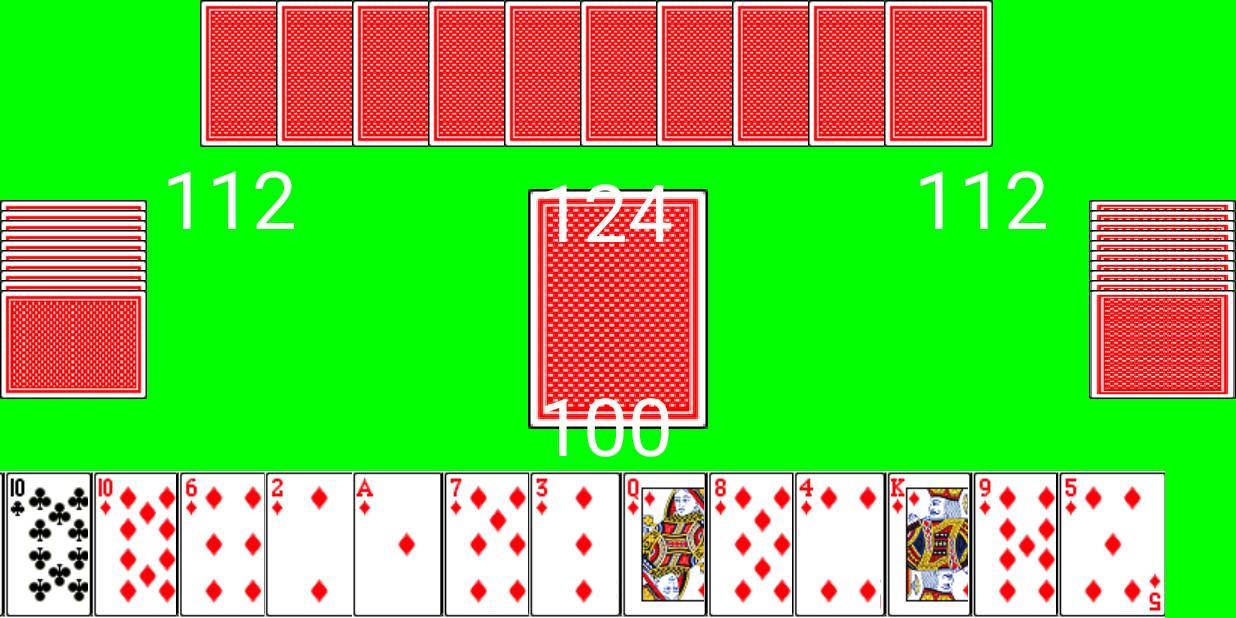
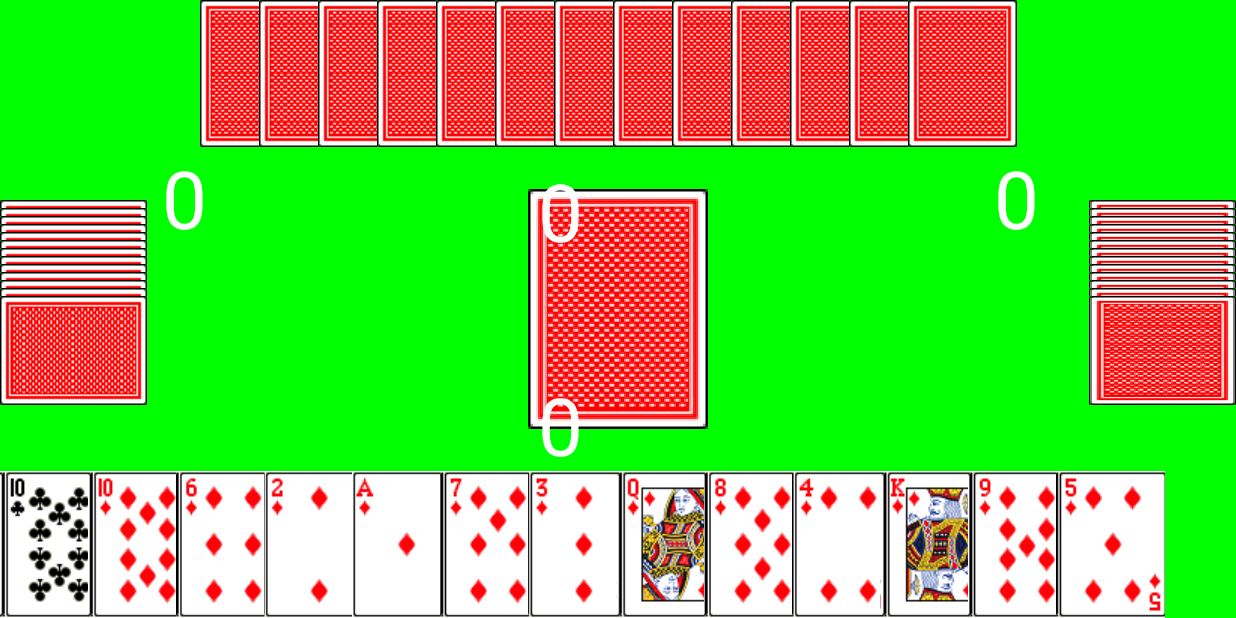
Before and after one commit to janicejl/SimCards, an Android app: the screen it shows after launch (MainActivity), on a phone screen of 824 x 412 dp (held sideways). Run offline under Robolectric (Android 15) with nearby library versions, the light colour scheme and no system bars.

Commit message:
Almost done with hunger games game thing

```diff
--- a/app/src/main/java/com/example/games/Cardacopia.java
+++ b/app/src/main/java/com/example/games/Cardacopia.java
@@ -47,6 +47,7 @@ public class Cardacopia extends Game {
         while (nextPlayer != activePlayer){
             scoreArr[count] = nextPlayer.getPoints();
             nextPlayer = nextPlayer();
+            count++;
         }
 
         return scoreArr;
@@ -56,8 +57,9 @@ public class Cardacopia extends Game {
         Player nextPlayer = nextPlayer();
         int count = 0;
         while (nextPlayer != activePlayer){
-           countArr[count] = nextPlayer.getCards().size();
-           nextPlayer = nextPlayer();
+            countArr[count] = nextPlayer.getCards().size();
+            nextPlayer = nextPlayer();
+            count++;
         }
 
         return countArr;
@@ -70,11 +72,14 @@ public class Cardacopia extends Game {
 
     public boolean hasValidMove() {
         for (Card c : activePlayer.getCards()) {
+            if (!activePlayer.getStatus()) {
+                return false;
+            }
             if (isValidMove(c)) {
                 return true;
             }
         }
-
+        activePlayer.setStatus(false);
         return false;
     }
 
--- a/app/src/main/java/com/example/simcards/Game.java
+++ b/app/src/main/java/com/example/simcards/Game.java
@@ -105,6 +105,9 @@ public abstract class Game {
      * called.
      */
     public Player nextPlayer() {
+        if (hasWon()) {
+            return null;
+        }
         if (!iterator.hasNext()) {
             iterator = players.iterator();
         }
--- a/app/src/main/java/com/example/simcards/GameView.java
+++ b/app/src/main/java/com/example/simcards/GameView.java
@@ -1,5 +1,6 @@
 package com.example.simcards;
 
+import android.app.Activity;
 import android.content.Context;
 import android.graphics.Bitmap;
 import android.graphics.BitmapFactory;
@@ -18,6 +19,7 @@ import android.view.View;
 import android.widget.Button;
 import android.widget.LinearLayout;
 import android.widget.PopupWindow;
+import android.widget.TextView;
 import android.widget.Toast;
 
 import com.example.games.Cardacopia;
@@ -28,6 +30,7 @@ import java.util.List;
 public class GameView extends View {
     private final static int CHOOSE_PLAYER_CARD = 1;
     private final static int WAIT_FOR_NEXT_PLAYER = 2;
+    private final static int END_STATE = -1;
     private final static boolean DISPLAY_OTHER_SCORES = true;
 
     private final static int BACKGROUND_COLOR = Color.GREEN;
@@ -43,8 +46,17 @@ public class GameView extends View {
     private final static int POPUP_WIDTH = 250;
     private final static int POPUP_BUTTON_BUFFER = 10;
     private final static int POPUP_BACKGROUND_COLOR = Color.argb(255, 128, 128, 128);
+    private final static int WIN_POPUP_WIDTH = 400;
+    private final static int WIN_POPUP_HEIGHT = 200;
     private final static int TEXT_BUFFER = 15;
     private final static float[] POPUP_OUTER_RECT = new float[] {5, 5, 5, 5, 5, 5, 5, 5};
+    private final static int[] PLAYER_COLORS = new int[] {Color.BLUE, Color.GREEN, Color.RED,
+            Color.BLACK};
+    private final static String LOSER_POPUP_MSG = "You lost, I am sorry :(";
+    private final static String NEXT_PLAYER_POPUP_MSG = "Next player please!!!";
+    private final static String WINNING_STRING = "Congrats for winning!!";
+    private final static String PROCEED_MENU_STRING = "Proceed to menu";
+    private final static long WIN_DELAY = 2000;
 
     private Cardacopia mCurrentGame;
     private Rect mCenterRect;
@@ -63,13 +75,23 @@ public class GameView extends View {
     private int mCurrentPlayerScore;
     private int mCurrentState;
     private PopupWindow mPopupWindow;
+    private Card mTopCard;
 
 	public GameView(Context context) {
 		super(context);
+        // Must load assets first to set card length and height
+        loadAssets();
+
+        setViewVariables();
+
+        setGameVariables();
+	}
+
+    private void setViewVariables() {
         int uiOptions = View.SYSTEM_UI_FLAG_HIDE_NAVIGATION
                 | View.SYSTEM_UI_FLAG_FULLSCREEN;
         setSystemUiVisibility(uiOptions);
-        loadAssets();
+
         this.setOnTouchListener(new MyTouchListener());
         mScreenWidth = MainActivity.SCREEN_WIDTH;
         mScreenHeight = MainActivity.SCREEN_HEIGHT;
@@ -78,9 +100,11 @@ public class GameView extends View {
                 (mScreenWidth / 2) + (DECK_WIDTH / 2),
                 (mScreenHeight / 2) + (DECK_HEIGHT / 2));
 
+        mPopupWindow = createPopupWindow(NEXT_PLAYER_POPUP_MSG, true);
+    }
+
+    private void setGameVariables() {
         mCurrentState = CHOOSE_PLAYER_CARD;
-
-        mPopupWindow = createPopupWindow();
 
         List<Player> players = new ArrayList<Player>();
         for (int i = 0 ; i < 4 ; i++) {
@@ -89,29 +113,36 @@ public class GameView extends View {
         mCurrentGame = new Cardacopia(players, new Deck(), Game.DEAL_ALL_CARDS);
         mCurrentGame.deal();
 
+        mTopCard = null;
+
         mCurrentPlayer = mCurrentGame.getActivePlayer();
 
-        mLeftPlayerCardCount = 10;
-        mTopPlayerCardCount = 10;
-        mRightPlayerCardCount = 10;
+        int[] cardCounts = mCurrentGame.getCardNumberArray();
+        int[] scores = mCurrentGame.getScoreArray();
 
-        mLeftPlayerScore = 112;
-        mRightPlayerScore = 112;
-        mTopPlayerScore = 124;
-        mCurrentPlayerScore = 100;
+        mLeftPlayerCardCount = cardCounts[0];
+        mTopPlayerCardCount = cardCounts[1];
+        mRightPlayerCardCount = cardCounts[2];
+
+        mLeftPlayerScore = scores[0];
+        mRightPlayerScore = scores[2];
+        mTopPlayerScore = scores[1];
+        mCurrentPlayerScore = mCurrentPlayer.getPoints();
     }
 
-    private PopupWindow createPopupWindow() {
+    private PopupWindow createPopupWindow(String message, final boolean switchPlayer) {
         Button popupButton = new Button(getContext());
-        popupButton.setText("Next Player Please!!!");
-        popupButton.setHeight(POPUP_HEIGHT - POPUP_BUTTON_BUFFER);
-        popupButton.setWidth(POPUP_WIDTH - POPUP_BUTTON_BUFFER);
+        popupButton.setText(message);
+        popupButton.setHeight(POPUP_HEIGHT);
+        popupButton.setWidth(POPUP_WIDTH);
         popupButton.setOnTouchListener(new OnTouchListener() {
             @Override
             public boolean onTouch(View view, MotionEvent motionEvent) {
                 mCurrentState = CHOOSE_PLAYER_CARD;
                 mPopupWindow.dismiss();
+                if (switchPlayer) {
                     switchPlayer();
+                }
                 return true;
             }
         });
@@ -126,7 +157,63 @@ public class GameView extends View {
     }
 
     private void switchPlayer() {
+        mCurrentGame.setNextPlayer();
+        int[] scores = mCurrentGame.getScoreArray();
+        int[] cardCounts = mCurrentGame.getCardNumberArray();
+        mTopCard = mCurrentGame.getTopCard();
+        mCurrentPlayer = mCurrentGame.getCurrentPlayer();
+
+        mCurrentPlayerScore = mCurrentPlayer.getPoints();
+        mLeftPlayerScore = scores[0];
+        mTopPlayerScore = scores[1];
+        mRightPlayerScore = scores[2];
+        mLeftPlayerCardCount = cardCounts[0];
+        mTopPlayerCardCount = cardCounts[1];
+        mRightPlayerCardCount = cardCounts[2];
+
+        if (mCurrentGame.hasWon()) {
+            showWin();
+        }
+
+        if (!mCurrentGame.hasValidMove()) {
+            mCurrentState = WAIT_FOR_NEXT_PLAYER;
+            mPopupWindow = createPopupWindow(LOSER_POPUP_MSG, true);
+            mPopupWindow.showAsDropDown(this, mScreenWidth / 2 - (POPUP_WIDTH / 2),
+                    -1 * POPUP_HEIGHT);
+        }
+
         invalidate();
+    }
+
+    private void showWin() {
+        mCurrentState = END_STATE;
+        Button popupButton = new Button(getContext());
+        popupButton.setText("Proceed to menu");
+        popupButton.setHeight(POPUP_HEIGHT - POPUP_BUTTON_BUFFER);
+        popupButton.setWidth(POPUP_WIDTH - POPUP_BUTTON_BUFFER);
+        popupButton.setOnTouchListener(new OnTouchListener() {
+            long startTime = System.currentTimeMillis();
+
+            @Override
+            public boolean onTouch(View view, MotionEvent motionEvent) {
+                if (System.currentTimeMillis() - startTime >= WIN_DELAY) {
+                    ((Activity) getContext()).finish();
+                }
+                return true;
+            }
+        });
+        TextView textView = new TextView(getContext());
+        textView.setText(WINNING_STRING);
+        textView.setTextSize(100.0f);
+        LinearLayout linearLayout = new LinearLayout(getContext());
+        linearLayout.addView(textView);
+        linearLayout.addView(popupButton);
+
+//        RoundRectShape roundRectShape = new RoundRectShape(POPUP_OUTER_RECT, null, null);
+//        Drawable background = new ShapeDrawable(roundRectShape);
+//        linearLayout.setBackground(background);
+        PopupWindow window = new PopupWindow(linearLayout, POPUP_WIDTH, POPUP_HEIGHT);
+        window.setContentView(linearLayout);
     }
 
     private void loadAssets() {
@@ -169,7 +256,7 @@ public class GameView extends View {
             // right
             String s = Integer.toString(mRightPlayerScore);
             canvas.drawText(s,
-                    mScreenWidth - Card.card_height - TEXT_BUFFER - (SCORE_SIZE * (s.length() - 1)),
+                    mScreenWidth - Card.card_height - TEXT_BUFFER - (SCORE_SIZE * (s.length())),
                     mScreenHeight / 2 - (SCORE_SIZE), p);
         }
     }
@@ -209,6 +296,7 @@ public class GameView extends View {
 
     private void drawOpponentCards(Canvas canvas) {
         // Left Player's hand
+        if (mLeftPlayerCardCount != 0) {
             int leftSpacing = Math.min(Card.card_width,
                     (mScreenHeight - Card.card_width - (2 * PLAYER_BUFFERS)) /
                             (mLeftPlayerCardCount));
@@ -218,8 +306,10 @@ public class GameView extends View {
                         i * leftSpacing + PLAYER_BUFFERS + Card.card_width);
                 canvas.drawBitmap(mCardBackRotatedBitmap, null, dstRect, null);
             }
+        }
 
         // Top Player's hand
+        if (mTopPlayerCardCount != 0) {
             int topSpacing = Math.min(Card.card_width,
                     (mScreenWidth - (2 * PLAYER_BUFFERS)) / (mTopPlayerCardCount + 1));
             for (int i = 0 ; i <mTopPlayerCardCount ; i++) {
@@ -228,20 +318,27 @@ public class GameView extends View {
                         SCREEN_BUFFER + Card.card_height);
                 canvas.drawBitmap(mCardBackBitmap, null, dstRect, null);
             }
+        }
 
         // Right Player's hand
+        if (mRightPlayerCardCount != 0) {
             int rightSpacing = Math.min(Card.card_width,
                     (mScreenHeight - Card.card_width - (2 * PLAYER_BUFFERS)) / mRightPlayerCardCount);
-        xPos = mScreenWidth - SCREEN_BUFFER - Card.card_height;
+            int xPos = mScreenWidth - SCREEN_BUFFER - Card.card_height;
             for (int i = 0 ; i < mRightPlayerCardCount ; i++) {
                 Rect dstRect = new Rect(xPos, i * rightSpacing + PLAYER_BUFFERS,
                         xPos + Card.card_height, i * rightSpacing + PLAYER_BUFFERS + Card.card_width);
                 canvas.drawBitmap(mCardBackBitmap, null, dstRect, null);
             }
         }
+    }
 
     private void drawDeck(Canvas canvas) {
+        if (mTopCard == null) {
             canvas.drawBitmap(mCardBackBitmap, null, mCenterRect, null);
+        } else {
+            canvas.drawBitmap(mCardBitmap, mTopCard.getBox(), mCenterRect, null);
+        }
     }
 
     private void drawBackground(Canvas canvas) {
@@ -263,7 +360,8 @@ public class GameView extends View {
                     Card c = mCurrentPlayer.getCards().get(index);
                     if (mCurrentGame.makeMove(c)) {
                         mCurrentState = WAIT_FOR_NEXT_PLAYER;
-                        mPopupWindow = createPopupWindow();
+                        mTopCard = c;
+                        mPopupWindow = createPopupWindow(NEXT_PLAYER_POPUP_MSG, true);
                         mPopupWindow.showAsDropDown(view, mScreenWidth / 2 - (POPUP_WIDTH / 2),
                                 -1 * mScreenHeight / 2 - (POPUP_HEIGHT / 2));
                         invalidate();
--- a/app/src/main/java/com/example/simcards/Player.java
+++ b/app/src/main/java/com/example/simcards/Player.java
@@ -28,6 +28,10 @@ public class Player {
 
     public boolean getStatus() {
         return status;
+    }
+
+    public void setStatus(boolean b) {
+        status = b;
     }
 
     public int getPoints()
```
Lines whose indentation alone changed are shown as unchanged.
